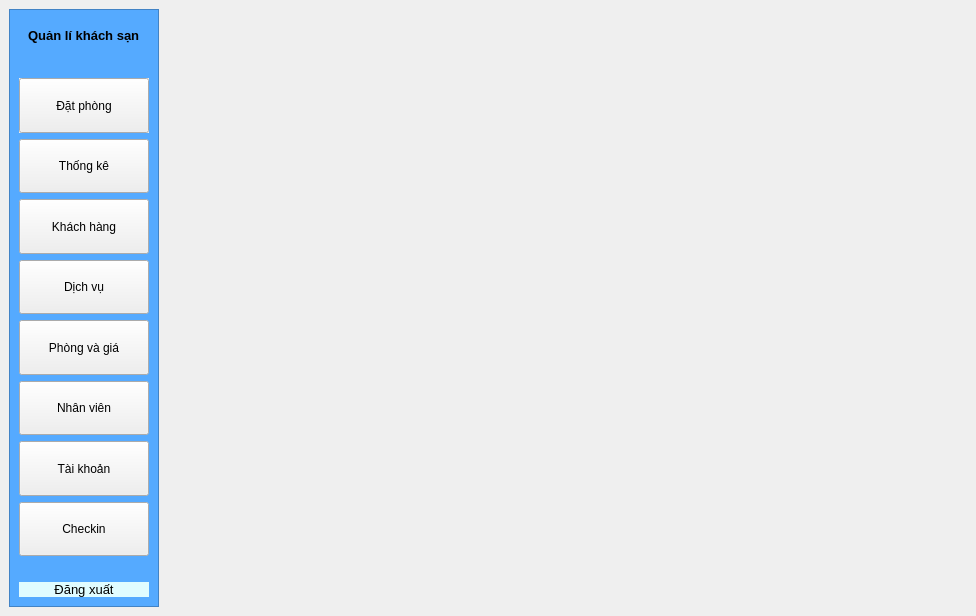
First picture: the form in view/Menu/menu_ui.ui, repository loimaxto/DoAnPython, before the edit.
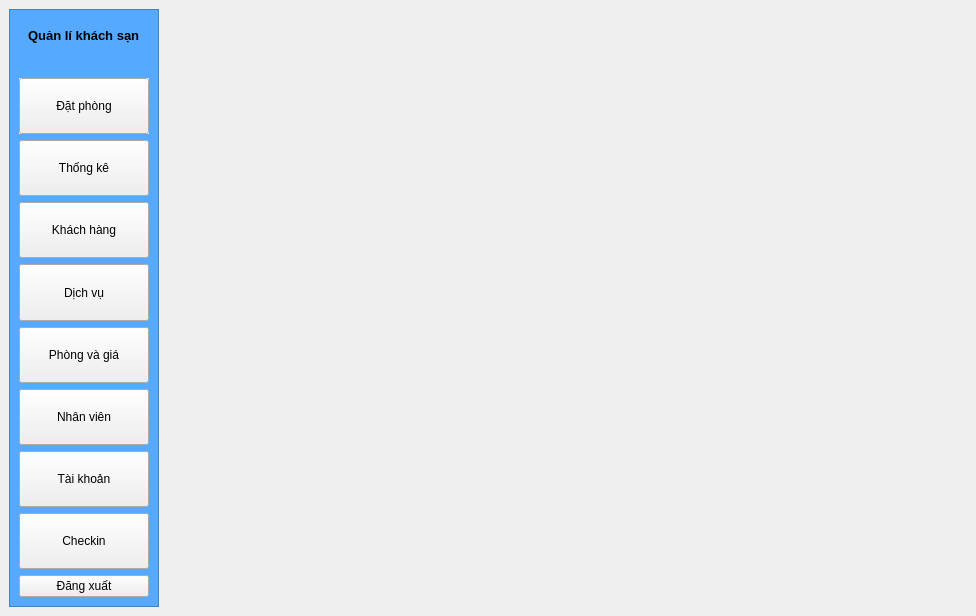
Second picture: the form after the edit.

The edit to the form file:
```diff
--- a/view/Menu/menu_ui.ui
+++ b/view/Menu/menu_ui.ui
@@ -271,477 +271,16 @@
             </property>
            </widget>
           </item>
+          <item>
+           <widget class="QPushButton" name="dangXuatBtn">
+            <property name="text">
+             <string>Đăng xuất</string>
+            </property>
+           </widget>
+          </item>
          </layout>
         </widget>
        </item>
-       <item>
-        <widget class="QLabel" name="dangXuatBtn">
-         <property name="enabled">
-          <bool>true</bool>
-         </property>
-         <property name="palette">
-          <palette>
-           <active>
-            <colorrole role="WindowText">
-             <brush brushstyle="SolidPattern">
-              <color alpha="255">
-               <red>0</red>
-               <green>0</green>
-               <blue>0</blue>
-              </color>
-             </brush>
-            </colorrole>
-            <colorrole role="Button">
-             <brush brushstyle="SolidPattern">
-              <color alpha="255">
-               <red>224</red>
-               <green>252</green>
-               <blue>255</blue>
-              </color>
-             </brush>
-            </colorrole>
-            <colorrole role="Light">
-             <brush brushstyle="SolidPattern">
-              <color alpha="255">
-               <red>255</red>
-               <green>255</green>
-               <blue>255</blue>
-              </color>
-             </brush>
-            </colorrole>
-            <colorrole role="Midlight">
-             <brush brushstyle="SolidPattern">
-              <color alpha="255">
-               <red>255</red>
-               <green>255</green>
-               <blue>191</blue>
-              </color>
-             </brush>
-            </colorrole>
-            <colorrole role="Dark">
-             <brush brushstyle="SolidPattern">
-              <color alpha="255">
-               <red>127</red>
-               <green>127</green>
-               <blue>63</blue>
-              </color>
-             </brush>
-            </colorrole>
-            <colorrole role="Mid">
-             <brush brushstyle="SolidPattern">
-              <color alpha="255">
-               <red>170</red>
-               <green>170</green>
-               <blue>84</blue>
-              </color>
-             </brush>
-            </colorrole>
-            <colorrole role="Text">
-             <brush brushstyle="SolidPattern">
-              <color alpha="255">
-               <red>0</red>
-               <green>0</green>
-               <blue>0</blue>
-              </color>
-             </brush>
-            </colorrole>
-            <colorrole role="BrightText">
-             <brush brushstyle="SolidPattern">
-              <color alpha="255">
-               <red>255</red>
-               <green>255</green>
-               <blue>255</blue>
-              </color>
-             </brush>
-            </colorrole>
-            <colorrole role="ButtonText">
-             <brush brushstyle="SolidPattern">
-              <color alpha="255">
-               <red>0</red>
-               <green>0</green>
-               <blue>0</blue>
-              </color>
-             </brush>
-            </colorrole>
-            <colorrole role="Base">
-             <brush brushstyle="SolidPattern">
-              <color alpha="255">
-               <red>224</red>
-               <green>252</green>
-               <blue>255</blue>
-              </color>
-             </brush>
-            </colorrole>
-            <colorrole role="Window">
-             <brush brushstyle="SolidPattern">
-              <color alpha="255">
-               <red>224</red>
-               <green>252</green>
-               <blue>255</blue>
-              </color>
-             </brush>
-            </colorrole>
-            <colorrole role="Shadow">
-             <brush brushstyle="SolidPattern">
-              <color alpha="255">
-               <red>0</red>
-               <green>0</green>
-               <blue>0</blue>
-              </color>
-             </brush>
-            </colorrole>
-            <colorrole role="AlternateBase">
-             <brush brushstyle="SolidPattern">
-              <color alpha="255">
-               <red>255</red>
-               <green>255</green>
-               <blue>191</blue>
-              </color>
-             </brush>
-            </colorrole>
-            <colorrole role="ToolTipBase">
-             <brush brushstyle="SolidPattern">
-              <color alpha="255">
-               <red>255</red>
-               <green>255</green>
-               <blue>220</blue>
-              </color>
-             </brush>
-            </colorrole>
-            <colorrole role="ToolTipText">
-             <brush brushstyle="SolidPattern">
-              <color alpha="255">
-               <red>0</red>
-               <green>0</green>
-               <blue>0</blue>
-              </color>
-             </brush>
-            </colorrole>
-            <colorrole role="PlaceholderText">
-             <brush brushstyle="NoBrush">
-              <color alpha="128">
-               <red>0</red>
-               <green>0</green>
-               <blue>0</blue>
-              </color>
-             </brush>
-            </colorrole>
-           </active>
-           <inactive>
-            <colorrole role="WindowText">
-             <brush brushstyle="SolidPattern">
-              <color alpha="255">
-               <red>0</red>
-               <green>0</green>
-               <blue>0</blue>
-              </color>
-             </brush>
-            </colorrole>
-            <colorrole role="Button">
-             <brush brushstyle="SolidPattern">
-              <color alpha="255">
-               <red>224</red>
-               <green>252</green>
-               <blue>255</blue>
-              </color>
-             </brush>
-            </colorrole>
-            <colorrole role="Light">
-             <brush brushstyle="SolidPattern">
-              <color alpha="255">
-               <red>255</red>
-               <green>255</green>
-               <blue>255</blue>
-              </color>
-             </brush>
-            </colorrole>
-            <colorrole role="Midlight">
-             <brush brushstyle="SolidPattern">
-              <color alpha="255">
-               <red>255</red>
-               <green>255</green>
-               <blue>191</blue>
-              </color>
-             </brush>
-            </colorrole>
-            <colorrole role="Dark">
-             <brush brushstyle="SolidPattern">
-              <color alpha="255">
-               <red>127</red>
-               <green>127</green>
-               <blue>63</blue>
-              </color>
-             </brush>
-            </colorrole>
-            <colorrole role="Mid">
-             <brush brushstyle="SolidPattern">
-              <color alpha="255">
-               <red>170</red>
-               <green>170</green>
-               <blue>84</blue>
-              </color>
-             </brush>
-            </colorrole>
-            <colorrole role="Text">
-             <brush brushstyle="SolidPattern">
-              <color alpha="255">
-               <red>0</red>
-               <green>0</green>
-               <blue>0</blue>
-              </color>
-             </brush>
-            </colorrole>
-            <colorrole role="BrightText">
-             <brush brushstyle="SolidPattern">
-              <color alpha="255">
-               <red>255</red>
-               <green>255</green>
-               <blue>255</blue>
-              </color>
-             </brush>
-            </colorrole>
-            <colorrole role="ButtonText">
-             <brush brushstyle="SolidPattern">
-              <color alpha="255">
-               <red>0</red>
-               <green>0</green>
-               <blue>0</blue>
-              </color>
-             </brush>
-            </colorrole>
-            <colorrole role="Base">
-             <brush brushstyle="SolidPattern">
-              <color alpha="255">
-               <red>224</red>
-               <green>252</green>
-               <blue>255</blue>
-              </color>
-             </brush>
-            </colorrole>
-            <colorrole role="Window">
-             <brush brushstyle="SolidPattern">
-              <color alpha="255">
-               <red>224</red>
-               <green>252</green>
-               <blue>255</blue>
-              </color>
-             </brush>
-            </colorrole>
-            <colorrole role="Shadow">
-             <brush brushstyle="SolidPattern">
-              <color alpha="255">
-               <red>0</red>
-               <green>0</green>
-               <blue>0</blue>
-              </color>
-             </brush>
-            </colorrole>
-            <colorrole role="AlternateBase">
-             <brush brushstyle="SolidPattern">
-              <color alpha="255">
-               <red>255</red>
-               <green>255</green>
-               <blue>191</blue>
-              </color>
-             </brush>
-            </colorrole>
-            <colorrole role="ToolTipBase">
-             <brush brushstyle="SolidPattern">
-              <color alpha="255">
-               <red>255</red>
-               <green>255</green>
-               <blue>220</blue>
-              </color>
-             </brush>
-            </colorrole>
-            <colorrole role="ToolTipText">
-             <brush brushstyle="SolidPattern">
-              <color alpha="255">
-               <red>0</red>
-               <green>0</green>
-               <blue>0</blue>
-              </color>
-             </brush>
-            </colorrole>
-            <colorrole role="PlaceholderText">
-             <brush brushstyle="NoBrush">
-              <color alpha="128">
-               <red>0</red>
-               <green>0</green>
-               <blue>0</blue>
-              </color>
-             </brush>
-            </colorrole>
-           </inactive>
-           <disabled>
-            <colorrole role="WindowText">
-             <brush brushstyle="SolidPattern">
-              <color alpha="255">
-               <red>127</red>
-               <green>127</green>
-               <blue>63</blue>
-              </color>
-             </brush>
-            </colorrole>
-            <colorrole role="Button">
-             <brush brushstyle="SolidPattern">
-              <color alpha="255">
-               <red>224</red>
-               <green>252</green>
-               <blue>255</blue>
-              </color>
-             </brush>
-            </colorrole>
-            <colorrole role="Light">
-             <brush brushstyle="SolidPattern">
-              <color alpha="255">
-               <red>255</red>
-               <green>255</green>
-               <blue>255</blue>
-              </color>
-             </brush>
-            </colorrole>
-            <colorrole role="Midlight">
-             <brush brushstyle="SolidPattern">
-              <color alpha="255">
-               <red>255</red>
-               <green>255</green>
-               <blue>191</blue>
-              </color>
-             </brush>
-            </colorrole>
-            <colorrole role="Dark">
-             <brush brushstyle="SolidPattern">
-              <color alpha="255">
-               <red>127</red>
-               <green>127</green>
-               <blue>63</blue>
-              </color>
-             </brush>
-            </colorrole>
-            <colorrole role="Mid">
-             <brush brushstyle="SolidPattern">
-              <color alpha="255">
-               <red>170</red>
-               <green>170</green>
-               <blue>84</blue>
-              </color>
-             </brush>
-            </colorrole>
-            <colorrole role="Text">
-             <brush brushstyle="SolidPattern">
-              <color alpha="255">
-               <red>127</red>
-               <green>127</green>
-               <blue>63</blue>
-              </color>
-             </brush>
-            </colorrole>
-            <colorrole role="BrightText">
-             <brush brushstyle="SolidPattern">
-              <color alpha="255">
-               <red>255</red>
-               <green>255</green>
-               <blue>255</blue>
-              </color>
-             </brush>
-            </colorrole>
-            <colorrole role="ButtonText">
-             <brush brushstyle="SolidPattern">
-              <color alpha="255">
-               <red>127</red>
-               <green>127</green>
-               <blue>63</blue>
-              </color>
-             </brush>
-            </colorrole>
-            <colorrole role="Base">
-             <brush brushstyle="SolidPattern">
-              <color alpha="255">
-               <red>224</red>
-               <green>252</green>
-               <blue>255</blue>
-              </color>
-             </brush>
-            </colorrole>
-            <colorrole role="Window">
-             <brush brushstyle="SolidPattern">
-              <color alpha="255">
-               <red>224</red>
-               <green>252</green>
-               <blue>255</blue>
-              </color>
-             </brush>
-            </colorrole>
-            <colorrole role="Shadow">
-             <brush brushstyle="SolidPattern">
-              <color alpha="255">
-               <red>0</red>
-               <green>0</green>
-               <blue>0</blue>
-              </color>
-             </brush>
-            </colorrole>
-            <colorrole role="AlternateBase">
-             <brush brushstyle="SolidPattern">
-              <color alpha="255">
-               <red>255</red>
-               <green>255</green>
-               <blue>127</blue>
-              </color>
-             </brush>
-            </colorrole>
-            <colorrole role="ToolTipBase">
-             <brush brushstyle="SolidPattern">
-              <color alpha="255">
-               <red>255</red>
-               <green>255</green>
-               <blue>220</blue>
-              </color>
-             </brush>
-            </colorrole>
-            <colorrole role="ToolTipText">
-             <brush brushstyle="SolidPattern">
-              <color alpha="255">
-               <red>0</red>
-               <green>0</green>
-               <blue>0</blue>
-              </color>
-             </brush>
-            </colorrole>
-            <colorrole role="PlaceholderText">
-             <brush brushstyle="NoBrush">
-              <color alpha="128">
-               <red>0</red>
-               <green>0</green>
-               <blue>0</blue>
-              </color>
-             </brush>
-            </colorrole>
-           </disabled>
-          </palette>
-         </property>
-         <property name="font">
-          <font>
-           <pointsize>10</pointsize>
-          </font>
-         </property>
-         <property name="styleSheet">
-          <string notr="true">#dangXuatBtn {
-background-color:rgb(224, 252, 255)
-}</string>
-         </property>
-         <property name="text">
-          <string>Đăng xuất</string>
-         </property>
-         <property name="alignment">
-          <set>Qt::AlignCenter</set>
-         </property>
-         <property name="margin">
-          <number>31</number>
-         </property>
-        </widget>
-       </item>
       </layout>
      </widget>
     </item>
```
